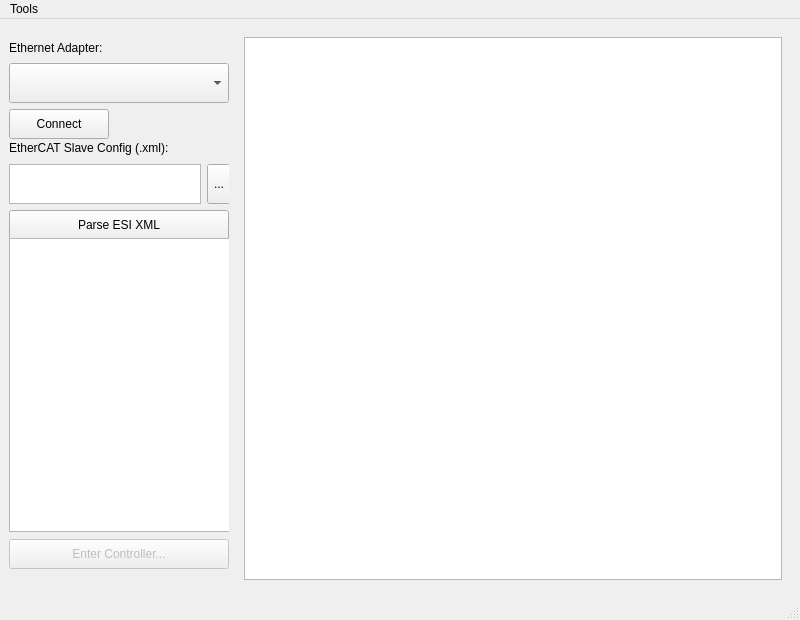
Qt form Widgets/MainWindow/MainWindow.ui (PITECH-MIS/MIS-Pilot) before a commit.
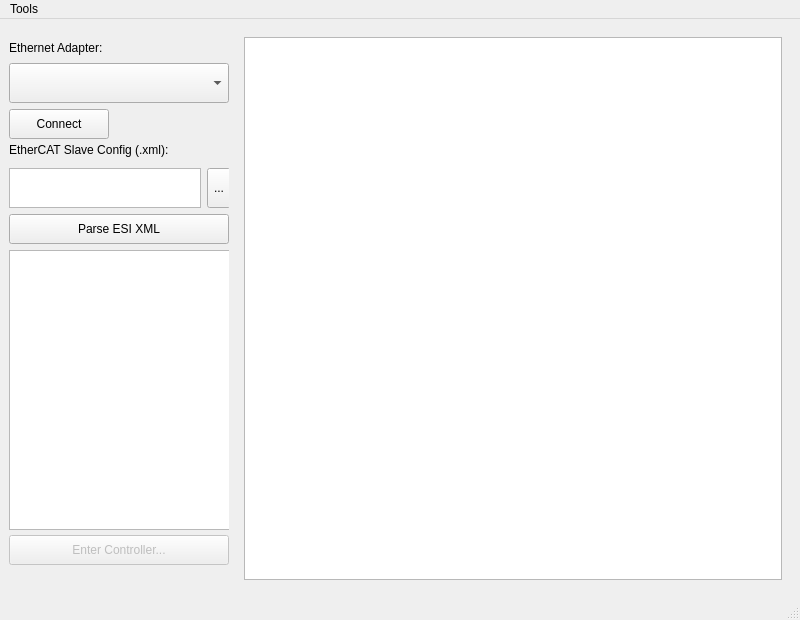
The same form after that commit.

Commit message: 24/10/27: Fixed UI Size Constraints

```diff
--- a/Widgets/MainWindow/MainWindow.ui
+++ b/Widgets/MainWindow/MainWindow.ui
@@ -124,7 +124,7 @@
            <x>0</x>
            <y>110</y>
            <width>222</width>
-           <height>107</height>
+           <height>111</height>
           </rect>
          </property>
          <layout class="QVBoxLayout" name="verticalLayout_2">
@@ -232,17 +232,29 @@
          <property name="geometry">
           <rect>
            <x>0</x>
-           <y>210</y>
+           <y>220</y>
            <width>222</width>
-           <height>331</height>
+           <height>321</height>
           </rect>
          </property>
          <layout class="QVBoxLayout" name="verticalLayout_3">
           <property name="spacing">
-           <number>7</number>
+           <number>3</number>
           </property>
           <item>
            <widget class="QTreeView" name="stateTreeView">
+            <property name="sizePolicy">
+             <sizepolicy hsizetype="Expanding" vsizetype="Fixed">
+              <horstretch>0</horstretch>
+              <verstretch>0</verstretch>
+             </sizepolicy>
+            </property>
+            <property name="maximumSize">
+             <size>
+              <width>16777215</width>
+              <height>280</height>
+             </size>
+            </property>
             <property name="rootIsDecorated">
              <bool>true</bool>
             </property>
```
Left out of the diff: 18 changed lines with no effect on the pictures. The commit also changes 1 other file.
